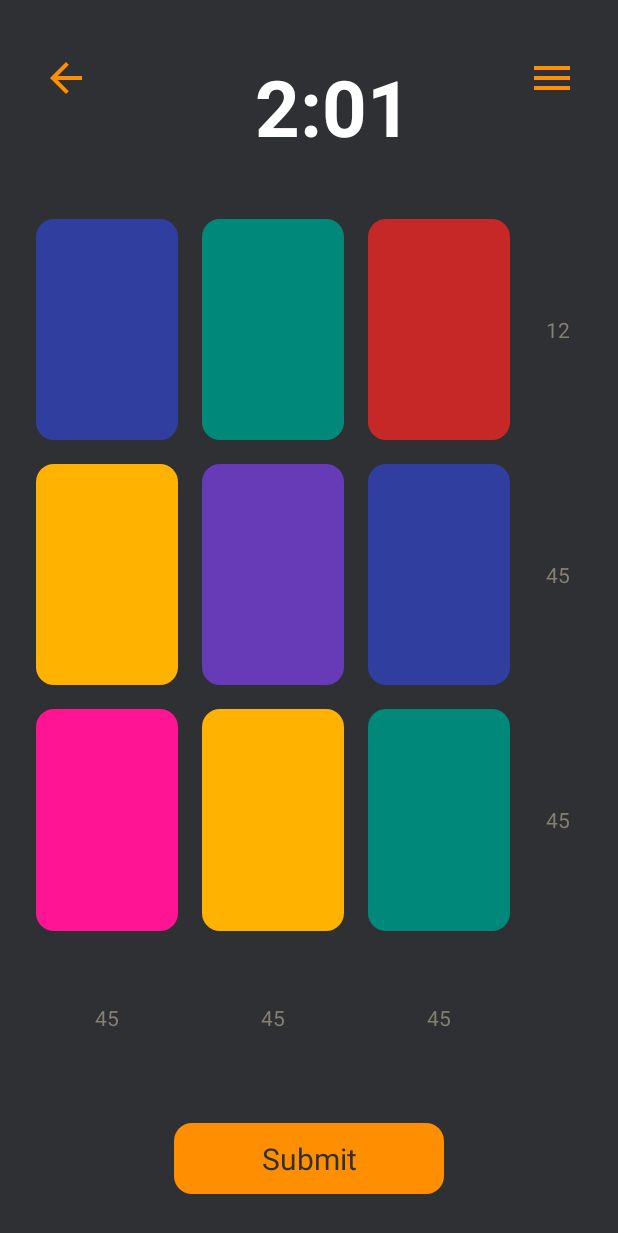
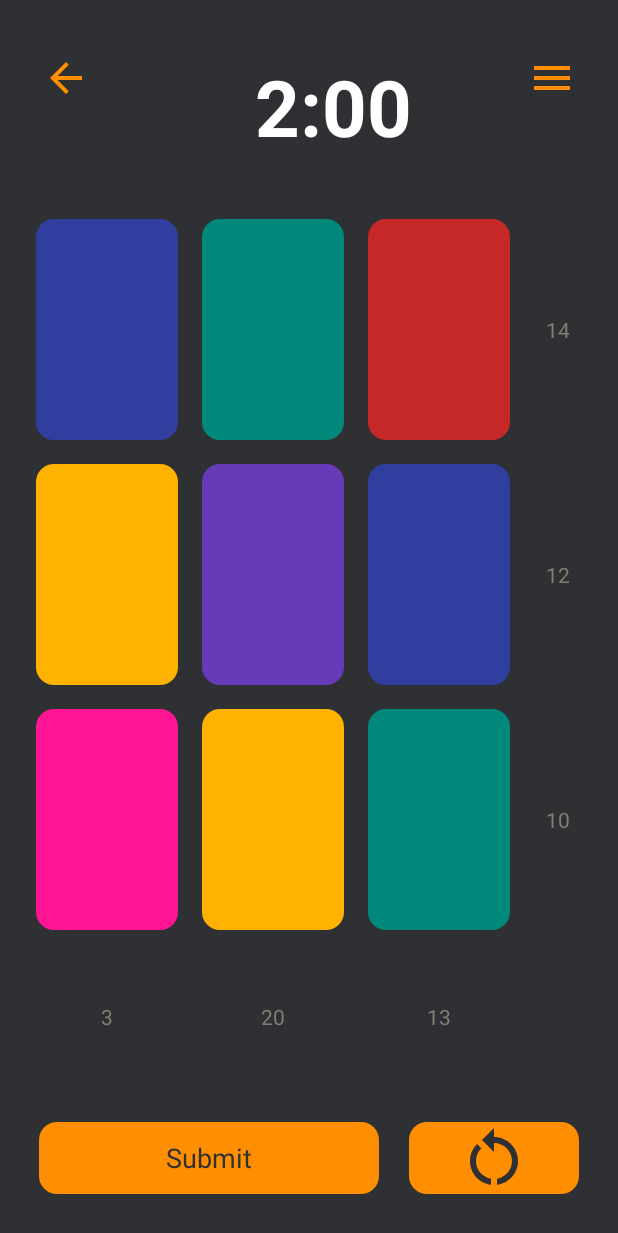
Before and after one commit to Jhayooh/addition_app, an Android app: the screen it shows after launch (MainActivity), after a tap on "PLAY", on a phone screen of 412 x 824 dp. Shown: the top 1233 px of the screen. Run offline under Robolectric (Android 15) with nearby library versions, the phone set to English and light mode, and no system bars.

Commit message:
update sa lahat ng activity

```diff
--- a/app/src/main/java/com/example/additiontable/HomeActivity.java
+++ b/app/src/main/java/com/example/additiontable/HomeActivity.java
@@ -15,9 +15,7 @@ import android.widget.TextView;
 
 public class HomeActivity extends AppCompatActivity implements AdapterView.OnItemSelectedListener {
 
-    Button playBtn;
-
-
+    static final String extra_message = "com.example.android.additiontable.extra.MESSAGE";
     @Override
     protected void onCreate(Bundle savedInstanceState) {
         super.onCreate(savedInstanceState);
@@ -48,6 +46,9 @@ public class HomeActivity extends AppCompatActivity implements AdapterView.OnIte
 
     public void launchMainActivity(View view){
         Intent intent = new Intent(this, MainActivity.class);
+        Spinner spin = findViewById(R.id.time);
+        String string = spin.getSelectedItem().toString();
+        intent.putExtra(extra_message, string);
         startActivity(intent);
     }
 
--- a/app/src/main/java/com/example/additiontable/MainActivity.java
+++ b/app/src/main/java/com/example/additiontable/MainActivity.java
@@ -2,31 +2,54 @@ package com.example.additiontable;
 
 import androidx.appcompat.app.AppCompatActivity;
 
+import android.annotation.SuppressLint;
 import android.content.Intent;
 import android.os.Bundle;
 import android.view.View;
+import android.widget.Button;
 import android.widget.TextView;
+import android.widget.Toast;
 
 public class MainActivity extends AppCompatActivity {
 
     private int mIncrement = 0;
-    private TextView Showincrement;
 
     @Override
     protected void onCreate(Bundle savedInstanceState) {
         super.onCreate(savedInstanceState);
         setContentView(R.layout.activity_main);
-
-        Showincrement = (TextView) findViewById(R.id.box1_1);
-
-    }
-
-    public void increment (View view){
-        mIncrement++;
-        if(Showincrement != null){
-            Showincrement.setText(Integer.toString(mIncrement));
+        TextView txt = findViewById(R.id.timer);
+        String time = getIntent().getStringExtra(HomeActivity.extra_message);
+        if (time != null) {
+            txt.setText(time);
         }
     }
 
+    public void incrementNum (View view) {
+        TextView textView = (TextView) findViewById(view.getId());
+        mIncrement++;
+        if(mIncrement > 9) {
+            mIncrement=0;
+        }
+        if (textView != null) {
+            textView.setText(Integer.toString(mIncrement));
+        }
+    }
+//    @SuppressLint("SetTextI18n")
+//    public void increment (View view){
+//        mIncrement++;
+//        if(Showincrement != null){
+//            Showincrement.setText(Integer.toString(mIncrement));
+//        }
+//    }
+
+    public void backButton(View view) {
+        finish();
+    }
+
+    public void restartButton(View view) {
+        Toast.makeText(getApplicationContext(), R.string.restart_message, Toast.LENGTH_SHORT).show();
+        recreate();
+    }
 
 }
--- /dev/null
+++ b/app/src/main/res/drawable/baseline_restart_alt_24.xml
@@ -0,0 +1,6 @@
+<vector android:height="24dp" android:tint="#1C1C1C"
+    android:viewportHeight="24" android:viewportWidth="24"
+    android:width="24dp" xmlns:android="http://schemas.android.com/apk/res/android">
+    <path android:fillColor="@android:color/white" android:pathData="M12,5V2L8,6l4,4V7c3.31,0 6,2.69 6,6c0,2.97 -2.17,5.43 -5,5.91v2.02c3.95,-0.49 7,-3.85 7,-7.93C20,8.58 16.42,5 12,5z"/>
+    <path android:fillColor="@android:color/white" android:pathData="M6,13c0,-1.65 0.67,-3.15 1.76,-4.24L6.34,7.34C4.9,8.79 4,10.79 4,13c0,4.08 3.05,7.44 7,7.93v-2.02C8.17,18.43 6,15.97 6,13z"/>
+</vector>
--- /dev/null
+++ b/app/src/main/res/drawable/baseline_restart_alt_32.xml
@@ -0,0 +1,6 @@
+<vector android:height="24dp" android:tint="#2E3034"
+    android:viewportHeight="24" android:viewportWidth="24"
+    android:width="24dp" xmlns:android="http://schemas.android.com/apk/res/android">
+    <path android:fillColor="@android:color/white" android:pathData="M12,5V2L8,6l4,4V7c3.31,0 6,2.69 6,6c0,2.97 -2.17,5.43 -5,5.91v2.02c3.95,-0.49 7,-3.85 7,-7.93C20,8.58 16.42,5 12,5z"/>
+    <path android:fillColor="@android:color/white" android:pathData="M6,13c0,-1.65 0.67,-3.15 1.76,-4.24L6.34,7.34C4.9,8.79 4,10.79 4,13c0,4.08 3.05,7.44 7,7.93v-2.02C8.17,18.43 6,15.97 6,13z"/>
+</vector>
--- /dev/null
+++ b/app/src/main/res/drawable/border.xml
@@ -0,0 +1,6 @@
+<?xml version="1.0" encoding="UTF-8"?>
+<shape xmlns:android="http://schemas.android.com/apk/res/android">
+    <stroke android:width="2dp" android:color="@color/gray_namin"/>
+    <corners android:radius="3dp"/>
+    <padding android:left="0dp" android:top="0dp" android:right="0dp" android:bottom="0dp" />
+</shape>
--- a/app/src/main/res/layout/activity_home.xml
+++ b/app/src/main/res/layout/activity_home.xml
@@ -142,4 +142,15 @@
         app:layout_constraintStart_toStartOf="parent"
         app:layout_constraintTop_toBottomOf="@+id/radioGroup" />
 
+    <TextView
+        android:layout_width="wrap_content"
+        android:layout_height="wrap_content"
+        android:textColor="@color/white"
+        app:layout_constraintStart_toStartOf="parent"
+        app:layout_constraintEnd_toEndOf="parent"
+        app:layout_constraintTop_toBottomOf="@id/play_button"
+        android:layout_marginTop="18dp"
+        android:text="@string/history"
+        android:textSize="16sp"/>
+
 </androidx.constraintlayout.widget.ConstraintLayout>
--- a/app/src/main/res/layout/activity_main.xml
+++ b/app/src/main/res/layout/activity_main.xml
@@ -25,7 +25,8 @@
             android:layout_height="wrap_content"
             android:src="@drawable/baseline_arrow_back_32"
             app:layout_constraintStart_toStartOf="parent"
-            app:layout_constraintTop_toTopOf="parent" />
+            app:layout_constraintTop_toTopOf="parent"
+            android:onClick="backButton"/>
 
         <TextView
             android:id="@+id/timer"
@@ -55,12 +56,12 @@
         android:id="@+id/boxes"
         android:layout_width="match_parent"
         android:layout_height="wrap_content"
+        android:layout_marginTop="32dp"
+        android:orientation="vertical"
         android:layout_marginBottom="20dp"
-        android:orientation="vertical"
-        android:layout_marginTop="32dp"
+        app:layout_constraintBottom_toTopOf="@id/footer"
+        app:layout_constraintEnd_toEndOf="parent"
         app:layout_constraintHeight="match_constraint"
-        app:layout_constraintBottom_toTopOf="@id/submit_button"
-        app:layout_constraintEnd_toEndOf="parent"
         app:layout_constraintStart_toStartOf="parent"
         app:layout_constraintTop_toBottomOf="@+id/head">
 
@@ -76,12 +77,12 @@
                 android:layout_height="match_parent"
                 android:layout_margin="8dp"
                 android:layout_weight="2"
+                android:autoSizeTextType="uniform"
                 android:background="@drawable/shape_1"
                 android:gravity="center"
+                android:onClick="incrementNum"
                 android:text="@string/initial_value"
-                android:autoSizeTextType="uniform"
-                android:textColor="@color/white"
-                android:onClick="increment"/>
+                android:textColor="@color/white" />
 
             <TextView
                 android:id="@+id/box2_1"
@@ -89,11 +90,12 @@
                 android:layout_height="match_parent"
                 android:layout_margin="8dp"
                 android:layout_weight="2"
+                android:autoSizeTextType="uniform"
+                android:background="@drawable/shape_2"
                 android:gravity="center"
+                android:onClick="incrementNum"
                 android:text=""
-                android:autoSizeTextType="uniform"
-                android:textColor="@color/white"
-                android:background="@drawable/shape_2" />
+                android:textColor="@color/white" />
 
             <TextView
                 android:id="@+id/box3_1"
@@ -101,21 +103,22 @@
                 android:layout_height="match_parent"
                 android:layout_margin="8dp"
                 android:layout_weight="2"
+                android:autoSizeTextType="uniform"
                 android:background="@drawable/shape_3"
                 android:gravity="center"
+                android:onClick="incrementNum"
                 android:text=""
-                android:autoSizeTextType="uniform"
-                android:textColor="@color/white"/>
+                android:textColor="@color/white" />
 
             <TextView
                 android:id="@+id/box4_1"
                 android:layout_width="0dp"
                 android:layout_height="match_parent"
                 android:layout_weight="1"
+                android:autoSizeTextType="none"
                 android:gravity="center"
-                android:text="12"
-                android:autoSizeTextType="none"
-                android:textColor="@color/gray_namin"/>
+                android:text="14"
+                android:textColor="@color/gray_namin" />
         </LinearLayout>
 
         <LinearLayout
@@ -133,10 +136,12 @@
                 android:layout_height="match_parent"
                 android:layout_margin="8dp"
                 android:layout_weight="2"
+                android:autoSizeTextType="uniform"
                 android:background="@drawable/shape_5"
                 android:gravity="center"
+                android:onClick="incrementNum"
                 android:text=""
-                android:autoSizeTextType="uniform"/>
+                android:textColor="@color/white" />
 
             <TextView
                 android:id="@+id/box2_2"
@@ -144,10 +149,12 @@
                 android:layout_height="match_parent"
                 android:layout_margin="8dp"
                 android:layout_weight="2"
+                android:autoSizeTextType="uniform"
                 android:background="@drawable/shape_4"
                 android:gravity="center"
+                android:onClick="incrementNum"
                 android:text=""
-                android:autoSizeTextType="uniform" />
+                android:textColor="@color/white" />
 
             <TextView
                 android:id="@+id/box3_2"
@@ -155,18 +162,20 @@
                 android:layout_height="match_parent"
                 android:layout_margin="8dp"
                 android:layout_weight="2"
+                android:autoSizeTextType="uniform"
                 android:background="@drawable/shape_1"
                 android:gravity="center"
+                android:onClick="incrementNum"
                 android:text=""
-                android:autoSizeTextType="uniform"  />
+                android:textColor="@color/white" />
 
             <TextView
                 android:id="@+id/box4_2"
                 android:layout_width="0dp"
                 android:layout_height="match_parent"
                 android:layout_weight="1"
-                android:text="45"
                 android:gravity="center"
+                android:text="12"
                 android:textColor="@color/gray_namin" />
         </LinearLayout>
 
@@ -185,10 +194,12 @@
                 android:layout_height="match_parent"
                 android:layout_margin="8dp"
                 android:layout_weight="2"
+                android:autoSizeTextType="uniform"
                 android:background="@drawable/shape_6"
                 android:gravity="center"
+                android:onClick="incrementNum"
                 android:text=""
-                android:autoSizeTextType="uniform" />
+                android:textColor="@color/white" />
 
             <TextView
                 android:id="@+id/box2_3"
@@ -196,10 +207,12 @@
                 android:layout_height="match_parent"
                 android:layout_margin="8dp"
                 android:layout_weight="2"
+                android:autoSizeTextType="uniform"
                 android:background="@drawable/shape_5"
                 android:gravity="center"
+                android:onClick="incrementNum"
                 android:text=""
-                android:autoSizeTextType="uniform" />
+                android:textColor="@color/white" />
 
             <TextView
                 android:id="@+id/box3_3"
@@ -207,18 +220,20 @@
                 android:layout_height="match_parent"
                 android:layout_margin="8dp"
                 android:layout_weight="2"
+                android:autoSizeTextType="uniform"
                 android:background="@drawable/shape_2"
                 android:gravity="center"
+                android:onClick="incrementNum"
                 android:text=""
-                android:autoSizeTextType="uniform" />
+                android:textColor="@color/white" />
 
             <TextView
                 android:id="@+id/box4_3"
                 android:layout_width="0dp"
                 android:layout_height="match_parent"
                 android:layout_weight="1"
-                android:text="45"
                 android:gravity="center"
+                android:text="10"
                 android:textColor="@color/gray_namin" />
         </LinearLayout>
 
@@ -235,55 +250,72 @@
                 android:id="@+id/box1_4"
                 android:layout_width="0dp"
                 android:layout_height="match_parent"
+                android:layout_margin="8dp"
                 android:layout_weight="2"
-                android:layout_margin="8dp"
-                android:text="45"
                 android:gravity="center"
+                android:text="3"
                 android:textColor="@color/gray_namin" />
 
             <TextView
                 android:id="@+id/box2_4"
                 android:layout_width="0dp"
                 android:layout_height="match_parent"
+                android:layout_margin="8dp"
                 android:layout_weight="2"
-                android:layout_margin="8dp"
-                android:text="45"
                 android:gravity="center"
+                android:text="20"
                 android:textColor="@color/gray_namin" />
 
             <TextView
                 android:id="@+id/box3_4"
                 android:layout_width="0dp"
                 android:layout_height="match_parent"
+                android:layout_margin="8dp"
                 android:layout_weight="2"
-                android:text="45"
-                android:layout_margin="8dp"
                 android:gravity="center"
+                android:text="13"
                 android:textColor="@color/gray_namin" />
 
             <TextView
                 android:id="@+id/box4_4"
                 android:layout_width="0dp"
                 android:layout_height="match_parent"
-                android:layout_weight="1"/>
+                android:layout_weight="1" />
         </LinearLayout>
     </LinearLayout>
 
-    <TextView
-        android:id="@+id/submit_button"
-        android:layout_width="180dp"
-        android:layout_height="wrap_content"
+    <LinearLayout
+        android:id="@+id/footer"
+        android:layout_width="match_parent"
+        android:layout_height="48dp"
         android:layout_marginBottom="12dp"
-        android:background="@drawable/shape_main"
+        app:layout_constraintStart_toStartOf="parent"
+        app:layout_constraintEnd_toEndOf="parent"
         app:layout_constraintBottom_toBottomOf="parent"
-        app:layout_constraintEnd_toEndOf="parent"
-        android:text="Submit"
-        android:gravity="center"
-        android:textSize="20sp"
-        android:padding="10dp"
-        android:textColor="@color/main_black"
-        app:layout_constraintStart_toStartOf="parent"
-        app:layout_constraintTop_toBottomOf="@id/boxes"/>
+        android:orientation="horizontal">
 
+        <TextView
+            android:layout_width="0dp"
+            android:layout_height="match_parent"
+            android:layout_weight="2"
+            android:background="@drawable/shape_main"
+            android:text="Submit"
+            android:gravity="center"
+            android:textColor="@color/main_black"
+            android:textSize="18sp"
+            android:layout_marginStart="10dp"
+            android:layout_marginEnd="10dp"/>
+
+        <ImageView
+            android:layout_width="0dp"
+            android:layout_weight="1"
+            android:layout_height="match_parent"
+            android:background="@drawable/shape_main"
+            android:layout_marginStart="10dp"
+            android:layout_marginEnd="10dp"
+            android:src="@drawable/baseline_restart_alt_32"
+            android:onClick="restartButton"/>
+
+    </LinearLayout>
 
 </androidx.constraintlayout.widget.ConstraintLayout>
--- a/app/src/main/res/values/strings.xml
+++ b/app/src/main/res/values/strings.xml
@@ -1,6 +1,6 @@
 <resources>
     <string name="app_name">Addition Table</string>
-    <string name="timer">2:01</string>
+    <string name="timer">00:00</string>
     <string name="play">Play</string>
     <string name="tiles">Number of tiles</string>
     <string name="username">Player\'s name</string>
@@ -10,6 +10,8 @@
     <string name="welcome1">Welcome to</string>
     <string name="welcome2"><b>Addition Table</b></string>
     <string name="select_tiles">Select tiles:</string>
+    <string name="history">History</string>
+    <string name="restart_message">The game is restarted.</string>
 
 
     <string-array name="timer">
```
